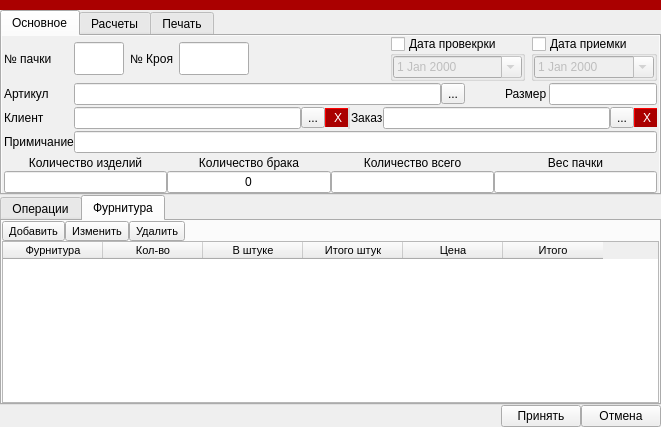
First picture: the form in ui/pack.ui, repository Meller008/CRM-Avi, before the edit.
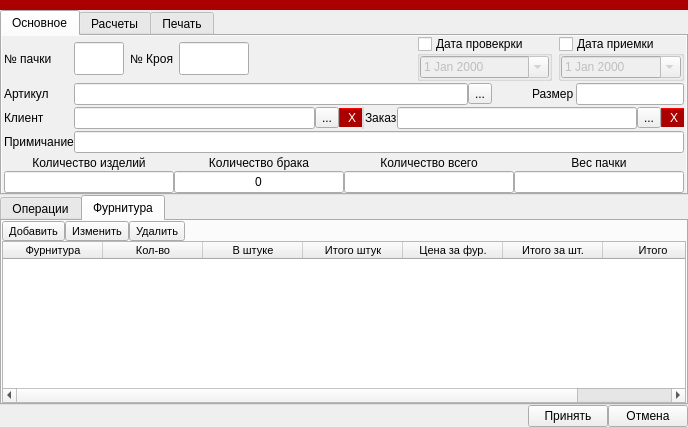
Second picture: the form after the edit. The open tabs and pages were chosen to show the change.

Commit message: работа - отремонтированы подсчеты фурнитуры!

Patch:
```diff
--- a/ui/pack.ui
+++ b/ui/pack.ui
@@ -6,7 +6,7 @@
    <rect>
     <x>0</x>
     <y>0</y>
-    <width>661</width>
+    <width>688</width>
     <height>427</height>
    </rect>
   </property>
@@ -300,7 +300,12 @@
          </column>
          <column>
           <property name="text">
-           <string>Цена</string>
+           <string>Цена за фур.</string>
+          </property>
+         </column>
+         <column>
+          <property name="text">
+           <string>Итого за шт.</string>
           </property>
          </column>
          <column>
```
Left out of the diff: 2 changed lines with no effect on the pictures. The commit also changes 1 other file.
